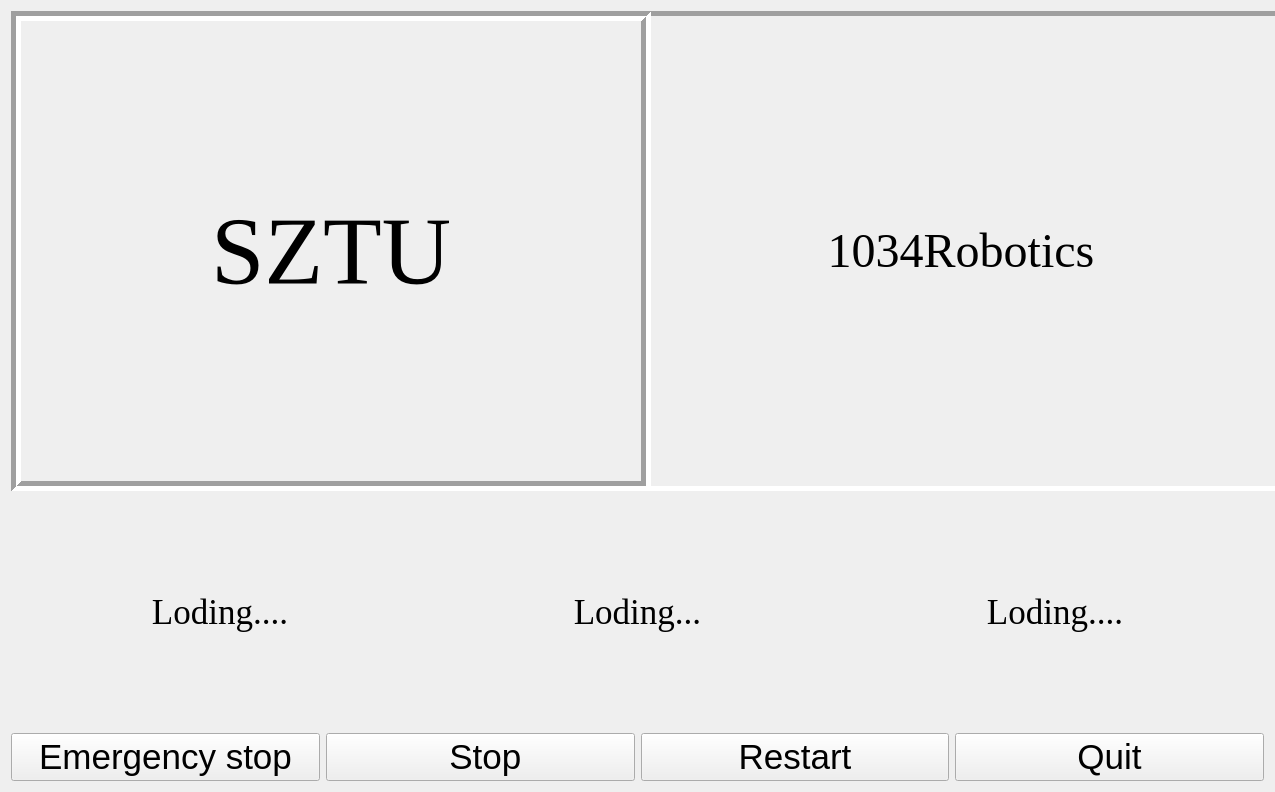
Old version of the form utils_PYQT/uiFiles/BucketTime.ui in the repository cjjjjw/My-Robocon.
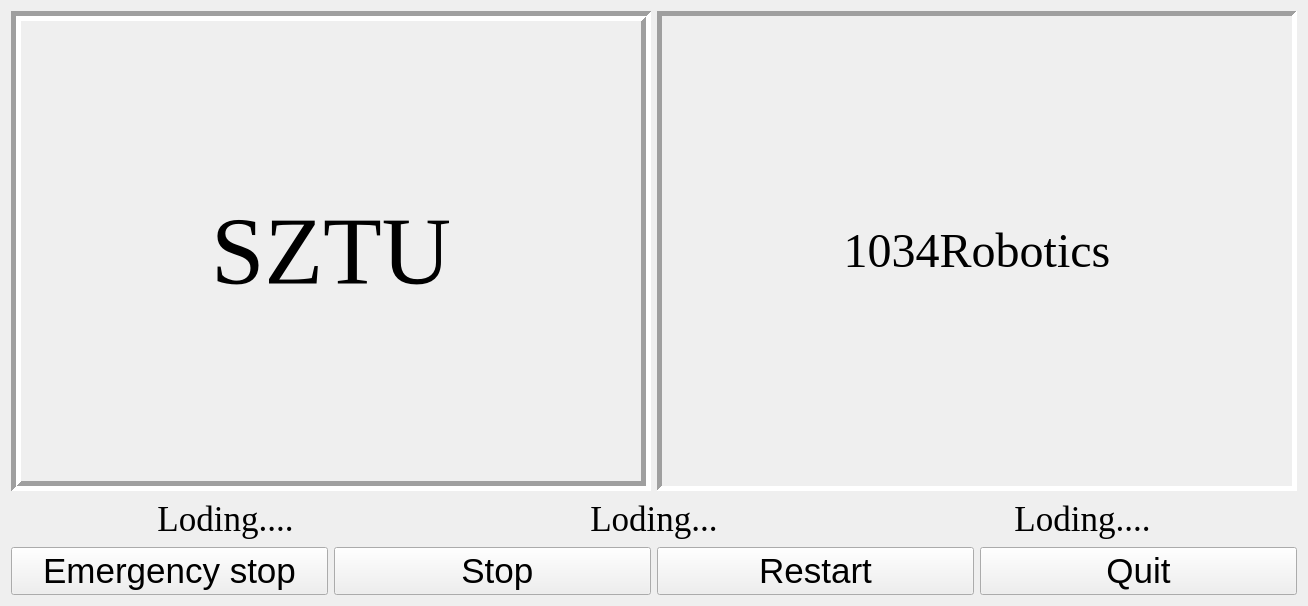
New version of the form.

Patch:
```diff
--- a/utils_PYQT/uiFiles/BucketTime.ui
+++ b/utils_PYQT/uiFiles/BucketTime.ui
@@ -6,8 +6,8 @@
    <rect>
     <x>0</x>
     <y>0</y>
-    <width>1275</width>
-    <height>792</height>
+    <width>1308</width>
+    <height>606</height>
    </rect>
   </property>
   <property name="sizePolicy">
@@ -16,18 +16,6 @@
     <verstretch>0</verstretch>
    </sizepolicy>
   </property>
-  <property name="minimumSize">
-   <size>
-    <width>320</width>
-    <height>180</height>
-   </size>
-  </property>
-  <property name="maximumSize">
-   <size>
-    <width>1920</width>
-    <height>1080</height>
-   </size>
-  </property>
   <property name="windowTitle">
    <string>Form</string>
   </property>
```
